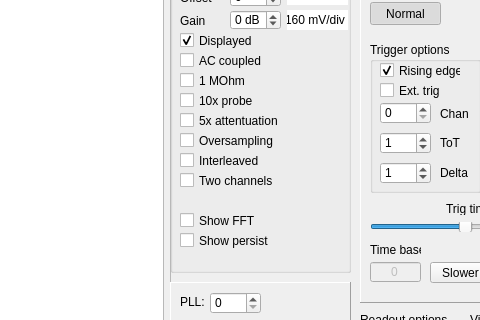
Qt form software/HaasoscopePro.ui (priimak/HaasoscopePro) before a commit; both pictures show x 633 to 1113 and y 96 to 416 of the 1212 by 800 pixel window.
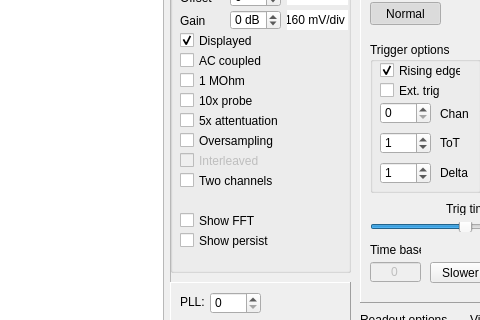
The same form after that commit. Custom widgets are drawn as their Qt base class.

Commit message: better settings for two boards and oversampling

```diff
--- a/software/HaasoscopePro.ui
+++ b/software/HaasoscopePro.ui
@@ -1214,6 +1214,9 @@
         </property>
        </widget>
        <widget class="QCheckBox" name="interleavedCheck">
+        <property name="enabled">
+         <bool>false</bool>
+        </property>
         <property name="geometry">
          <rect>
           <x>10</x>
```
Left out of the diff: 2 changed lines with no effect on the pictures. The commit also changes 2 other files.
